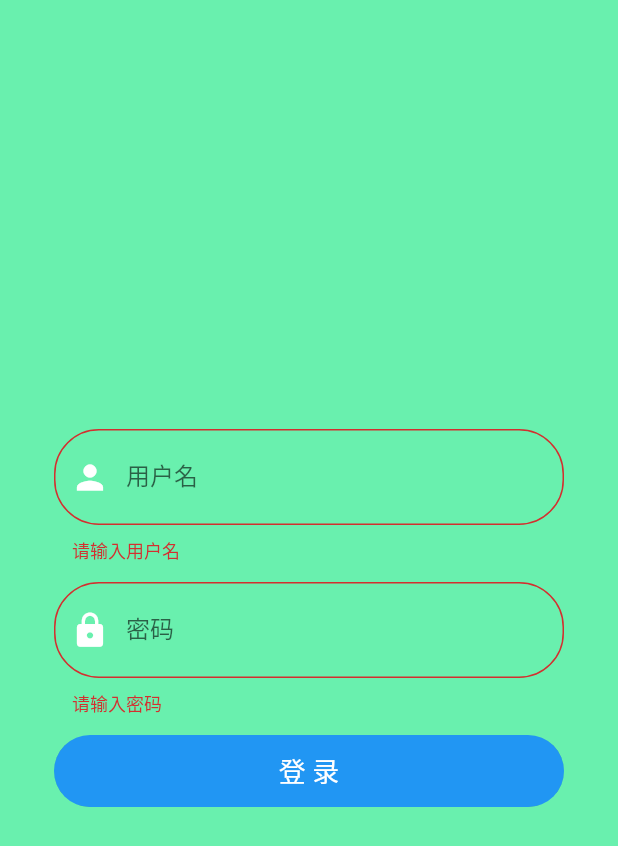
After one commit to dcq123/flutter-learn, a Flutter app: the LoginFormPage screen opened by its route, after a tap on "登 录", on a phone screen of 412 x 824 dp. The commit adds this screen. Shown: the top 846 px of the screen. Run offline on Flutter 3.47's test engine with Material 2 defaults, Android fonts, the phone set to English and light mode, and no system bars; our stand-ins replace fluttertoast; network calls fail.

Commit message:
form组件-登录页面

```diff
--- a/lib/main.dart
+++ b/lib/main.dart
@@ -12,6 +12,7 @@ class MyApp extends StatelessWidget {
       initialRoute: "home",
       theme: ThemeData(
         primarySwatch: Colors.blue,
+        splashColor: Colors.white24
       ),
       routes: routers,
     );
@@ -109,6 +110,14 @@ class HomeListView extends StatelessWidget {
             trailing: Icon(Icons.keyboard_arrow_right),
             onTap: () {
               Navigator.pushNamed(context, "sliver");
+            }),
+        Divider(height: 1),
+        ListTile(
+            leading: Icon(Icons.person),
+            title: Text("form表单-登录页面"),
+            trailing: Icon(Icons.keyboard_arrow_right),
+            onTap: () {
+              Navigator.pushNamed(context, "form/login");
             }),
         Divider(height: 1)
       ],
--- /dev/null
+++ b/lib/pages/form/login_form.dart
@@ -0,0 +1,120 @@
+import 'package:flutter/material.dart';
+
+class LoginFormPage extends StatefulWidget {
+  @override
+  _LoginFormPageState createState() => _LoginFormPageState();
+}
+
+class _LoginFormPageState extends State<LoginFormPage> {
+  // 通过声明GlobalKey并绑定到Form组件上，在其他地方通过该key去获取组件状态
+  final formkey = GlobalKey<FormState>();
+
+  bool autovalidate = false;
+  String username, password;
+
+  String _usernameValidator(value) {
+    if (value.isEmpty) {
+      return "请输入用户名";
+    }
+    return null;
+  }
+
+  String _passwordValidator(value) {
+    if (value.isEmpty) {
+      return "请输入密码";
+    }
+    return null;
+  }
+
+  void _loginSubmit() {
+    if (formkey.currentState.validate()) {
+      formkey.currentState.save();
+
+      debugPrint("username=$username");
+      debugPrint("password=$password");
+
+      FocusScope.of(context).requestFocus(new FocusNode());
+
+      Scaffold.of(formkey.currentContext).showSnackBar(SnackBar(
+        content: Text("正在登录中..."),
+      ));
+    } else {
+      setState(() {
+        autovalidate = true;
+      });
+    }
+  }
+
+  @override
+  Widget build(BuildContext context) {
+    return Scaffold(
+      backgroundColor: Colors.greenAccent,
+      body: Form(
+        key: formkey,
+        child: Container(
+          padding: EdgeInsets.all(36),
+          child: Column(
+            crossAxisAlignment: CrossAxisAlignment.center,
+            mainAxisAlignment: MainAxisAlignment.center,
+            children: <Widget>[
+              TextFormField(
+                decoration: InputDecoration(
+                    prefixIcon: Icon(
+                      Icons.person,
+                      color: Colors.white,
+                      size: 26,
+                    ),
+                    labelText: "用户名",
+                    hintText: "请输入用户名",
+                    helperText: "",
+                    border: OutlineInputBorder(
+                      borderRadius: BorderRadius.circular(30),
+                    )),
+                validator: _usernameValidator,
+                autovalidate: autovalidate,
+                onSaved: (value) {
+                  username = value;
+                },
+              ),
+              SizedBox(height: 12),
+              TextFormField(
+                obscureText: true,
+                decoration: InputDecoration(
+                    prefixIcon: Icon(
+                      Icons.lock,
+                      color: Colors.white,
+                      size: 26,
+                    ),
+                    labelText: "密码",
+                    hintText: "请输入密码",
+                    helperText: "",
+                    border: OutlineInputBorder(
+                      borderRadius: BorderRadius.circular(30),
+                    )),
+                validator: _passwordValidator,
+                autovalidate: autovalidate,
+                onSaved: (value) {
+                  password = value;
+                },
+              ),
+              SizedBox(height: 12),
+              Container(
+                height: 48,
+                width: double.infinity,
+                child: ClipRRect(
+                  borderRadius: BorderRadius.circular(30),
+                  child: RaisedButton(
+                    color: Theme.of(context).primaryColor,
+                    child: Text("登 录",
+                        style: TextStyle(color: Colors.white, fontSize: 18)),
+                    onPressed: _loginSubmit,
+                  ),
+                ),
+              )
+            ],
+          ),
+        ),
+      ),
+    );
+  }
+}
--- a/lib/pages/list/BaseListPage.dart
+++ b/lib/pages/list/BaseListPage.dart
@@ -1,6 +1,5 @@
 import 'package:flutter/material.dart';
 import '../../mode/Post.dart';
-import '../../widget/T.dart';
 
 class BaseListPage extends StatelessWidget {
   const BaseListPage({Key key}) : super(key: key);
--- a/lib/routers/routers.dart
+++ b/lib/routers/routers.dart
@@ -1,3 +1,4 @@
+import 'package:dcq_flutter/pages/form/login_form.dart';
 import 'package:dcq_flutter/pages/list/grid_view_page.dart';
 import 'package:dcq_flutter/pages/list/item_detail.dart';
 import 'package:dcq_flutter/pages/sliver/sliver_page.dart';
@@ -22,5 +23,6 @@ final routers = {
   "pageview/index": (context) => PageViewDemo(),
   "pageview/static": (context) => StaticPageView(),
   "pageview/dynamic": (context) => DynamicPageView(),
-  "sliver": (context) => SliverPage()
+  "sliver": (context) => SliverPage(),
+  "form/login":(context)=>LoginFormPage()
 };
```
